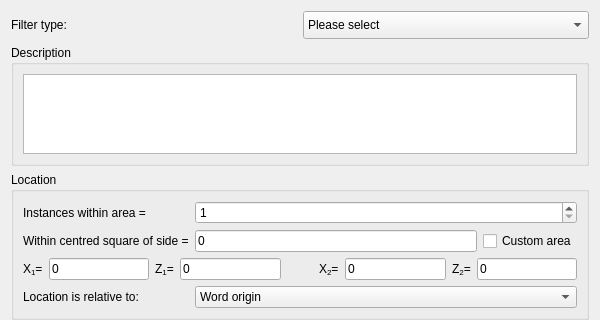
Old version of the form filterdialog.ui in the repository Cubitect/cubiomes-viewer; both pictures show x 0 to 600 and y 0 to 320 of the 600 by 640 pixel window.
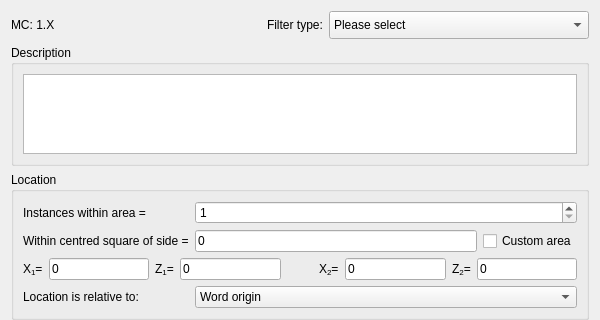
New version of the form. Icons and pictures are not drawn.

What changed in the file:
```diff
--- a/filterdialog.ui
+++ b/filterdialog.ui
@@ -183,14 +183,27 @@
    <item row="0" column="0" colspan="2">
     <layout class="QGridLayout" name="gridLayout_2">
      <item row="0" column="0">
+      <widget class="QLabel" name="labelMC">
+       <property name="text">
+        <string>MC: 1.X</string>
+       </property>
+      </widget>
+     </item>
+     <item row="0" column="1" alignment="Qt::AlignRight">
       <widget class="QLabel" name="labelFilterType">
        <property name="text">
         <string>Filter type:</string>
        </property>
       </widget>
      </item>
-     <item row="0" column="1">
+     <item row="0" column="2">
       <widget class="QComboBox" name="comboBoxType">
+       <property name="minimumSize">
+        <size>
+         <width>260</width>
+         <height>0</height>
+        </size>
+       </property>
        <property name="maxVisibleItems">
         <number>20</number>
        </property>
@@ -210,7 +223,7 @@
        </item>
       </widget>
      </item>
-     <item row="1" column="0" colspan="2">
+     <item row="1" column="0" colspan="3">
       <widget class="QGroupBox" name="verticalGroupBox">
        <property name="title">
         <string>Description</string>
```
